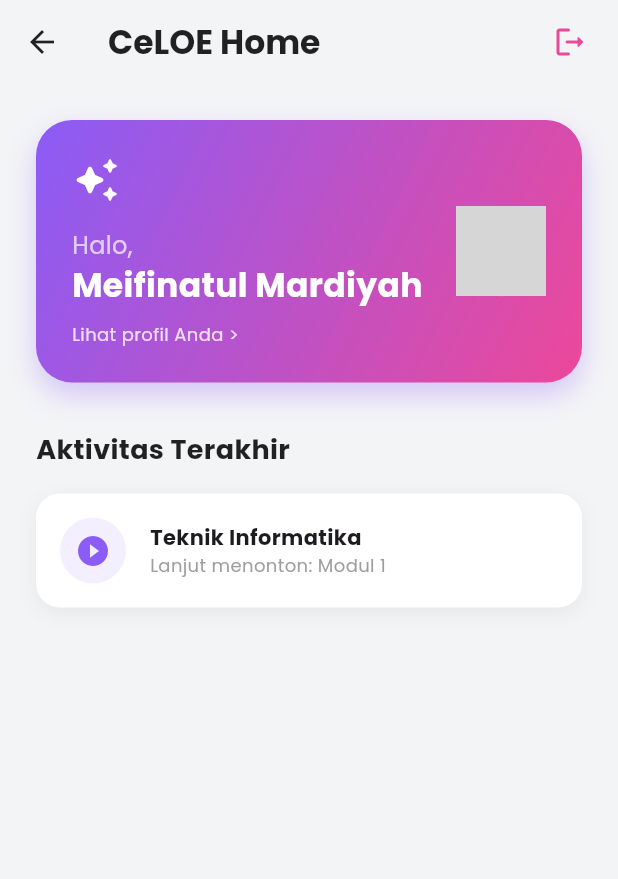
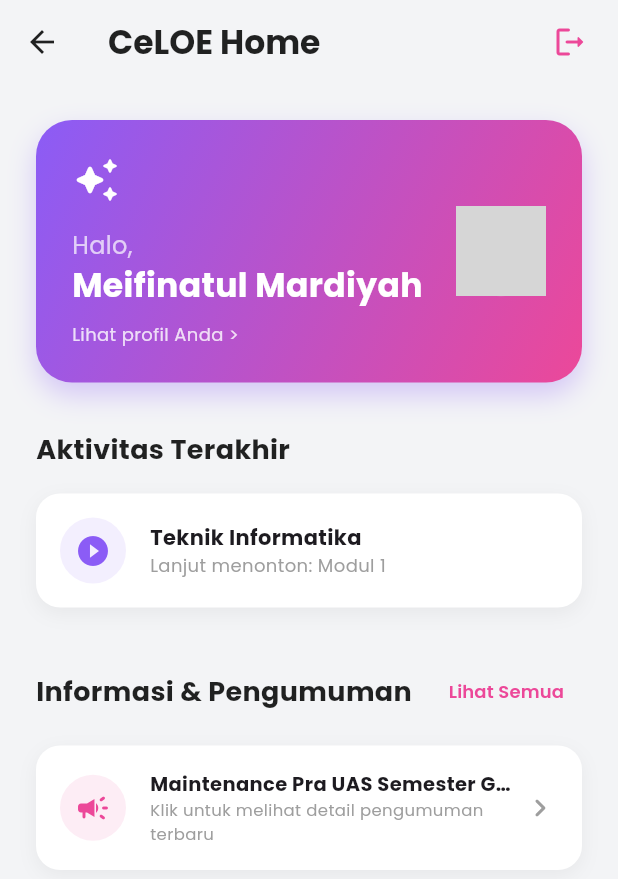
Before and after one commit to meifinatulmardiyah01/tugas_uas, a Flutter app: the HomeScreen screen opened directly, on a phone screen of 412 x 824 dp. Shown: the top 879 px of the screen. Run offline on Flutter 3.47's test engine with Material 3 defaults, Android fonts, the phone set to English and light mode, and no system bars; our stand-ins replace flutter_animate, google_fonts; network calls fail; grey boxes are pictures that could not be loaded.

Commit message:
menambahkan fitur pengumuman

```diff
--- a/lib/screens/home_screen.dart
+++ b/lib/screens/home_screen.dart
@@ -2,6 +2,8 @@ import 'package:flutter/material.dart';
 import 'package:google_fonts/google_fonts.dart';
 import 'package:uas_saya/services/auth_service.dart';
 import 'package:uas_saya/screens/profile_screen.dart';
+import 'package:uas_saya/screens/announcement_screen.dart';
+import 'package:uas_saya/screens/announcement_detail_screen.dart';
 
 class HomeScreen extends StatelessWidget {
   const HomeScreen({super.key});
@@ -153,6 +155,97 @@ class HomeScreen extends StatelessWidget {
                 ],
               ),
             ),
+            const SizedBox(height: 32),
+
+            Row(
+              mainAxisAlignment: MainAxisAlignment.spaceBetween,
+              children: [
+                Text(
+                  'Informasi & Pengumuman',
+                  style: GoogleFonts.poppins(
+                    fontSize: 18,
+                    fontWeight: FontWeight.bold,
+                    color: isDark ? Colors.white : Colors.black87,
+                  ),
+                ),
+                TextButton(
+                  onPressed: () {
+                    Navigator.push(
+                      context,
+                      MaterialPageRoute(builder: (context) => const AnnouncementScreen()),
+                    );
+                  },
+                  child: Text(
+                    'Lihat Semua',
+                    style: GoogleFonts.poppins(
+                      fontSize: 12,
+                      fontWeight: FontWeight.w600,
+                      color: const Color(0xFFEC4899),
+                    ),
+                  ),
+                ),
+              ],
+            ),
+
+            const SizedBox(height: 12),
+
+            GestureDetector(
+              onTap: () {
+                Navigator.push(
+                  context,
+                  MaterialPageRoute(
+                    builder: (context) => AnnouncementDetailScreen(
+                      announcement: auth.announcements[0],
+                    ),
+                  ),
+                );
+              },
+              child: Container(
+                padding: const EdgeInsets.all(16),
+                decoration: BoxDecoration(
+                  color: isDark ? const Color(0xFF1F2937) : Colors.white,
+                  borderRadius: BorderRadius.circular(16),
+                  boxShadow: [
+                    BoxShadow(
+                      color: Colors.black.withValues(alpha: 0.05),
+                      blurRadius: 10,
+                      offset: const Offset(0, 4),
+                    ),
+                  ],
+                ),
+                child: Row(
+                  children: [
+                    Container(
+                      padding: const EdgeInsets.all(10),
+                      decoration: BoxDecoration(
+                        color: const Color(0xFFEC4899).withValues(alpha: 0.1),
+                        shape: BoxShape.circle,
+                      ),
+                      child: const Icon(Icons.campaign_rounded, color: Color(0xFFEC4899)),
+                    ),
+                    const SizedBox(width: 16),
+                    Expanded(
+                      child: Column(
+                        crossAxisAlignment: CrossAxisAlignment.start,
+                        children: [
+                          Text(
+                            auth.announcements[0]['title'],
+                            style: GoogleFonts.poppins(fontWeight: FontWeight.bold, fontSize: 13),
+                            maxLines: 1,
+                            overflow: TextOverflow.ellipsis,
+                          ),
+                          Text(
+                            'Klik untuk melihat detail pengumuman terbaru',
+                            style: GoogleFonts.poppins(fontSize: 11, color: Colors.grey),
+                          ),
+                        ],
+                      ),
+                    ),
+                    const Icon(Icons.chevron_right_rounded, color: Colors.grey),
+                  ],
+                ),
+              ),
+            ),
           ],
         ),
       ),
--- a/lib/services/auth_service.dart
+++ b/lib/services/auth_service.dart
@@ -244,6 +244,30 @@ class AuthService {
     },
   ];
 
+  final List<Map<String, dynamic>> _announcements = [
+    {
+      'title': 'Maintenance Pra UAS Semester Genap 2020/2021',
+      'author': 'By Admin Celoe',
+      'date': DateTime.now().subtract(const Duration(days: 2, hours: 5)),
+      'icon': 'campaign',
+      'content': 'Halo Civitas Academica Telkom University,\n\nSehubungan dengan persiapan pelaksanaan UAS Semester Genap 2020/2021, akan dilakukan maintenance rutin pada sistem CeLOE untuk memastikan performa yang optimal selama masa ujian.\n\nMaintenance akan dilaksanakan pada:\nHari/Tanggal: Sabtu, 5 Juni 2021\nJam: 22:00 - 04:00 WIB\n\nSelama masa tersebut, sistem CeLOE tidak dapat diakses untuk sementara. Mohon maaf atas ketidaknyamanannya.\n\nSalam,\nAdmin CeLOE',
+    },
+    {
+      'title': 'Pengumuman Maintenance Rutin',
+      'author': 'By Admin Celoe',
+      'date': DateTime.now().subtract(const Duration(days: 15, hours: 2)),
+      'icon': 'campaign',
+      'content': 'Diberitahukan kepada seluruh pengguna CeLOE bahwa akan dilakukan pemeliharaan server rutin untuk peningkatan keamanan dan stabilitas sistem.\n\nKegiatan ini akan berdampak pada aksesibilitas fitur kuis dan upload tugas untuk sementara waktu.\n\nPastikan Anda telah menyimpan progres pekerjaan Anda sebelum jadwal maintenance dimulai.\n\nTerima kasih atas pengertiannya.',
+    },
+    {
+      'title': 'Maintenance Pra UAS Semester Ganjil 2020/2021',
+      'author': 'By Admin Celoe',
+      'date': DateTime.now().subtract(const Duration(days: 15, hours: 24)),
+      'icon': 'campaign',
+      'content': 'Persiapan UAS Semester Ganjil 2020/2021 sedang berlangsung. Kami akan melakukan optimasi database pada hari Minggu ini.\n\nDiharapkan mahasiswa tidak melakukan aktivitas berat pada sistem selama proses ini berlangsung agar tidak terjadi data loss.\n\nInformasi lebih lanjut akan disampaikan melalui kanal resmi lainnya.',
+    },
+  ];
+
   String get currentUsername => _currentUsername;
   String get firstName => _firstName;
   String get lastName => _lastName;
@@ -256,6 +280,7 @@ class AuthService {
   String get avatarUrl => _avatarUrl;
   List<Map<String, dynamic>> get courses => _courses;
   List<Map<String, dynamic>> get notifications => _notifications;
+  List<Map<String, dynamic>> get announcements => _announcements;
 
   void markNotificationAsRead(int index) {
     if (index >= 0 && index < _notifications.length) {
```
Also changed, not shown: lib/screens/announcement_detail_screen.dart (added, +146 -0 lines), lib/screens/announcement_screen.dart (added, +107 -0 lines).
